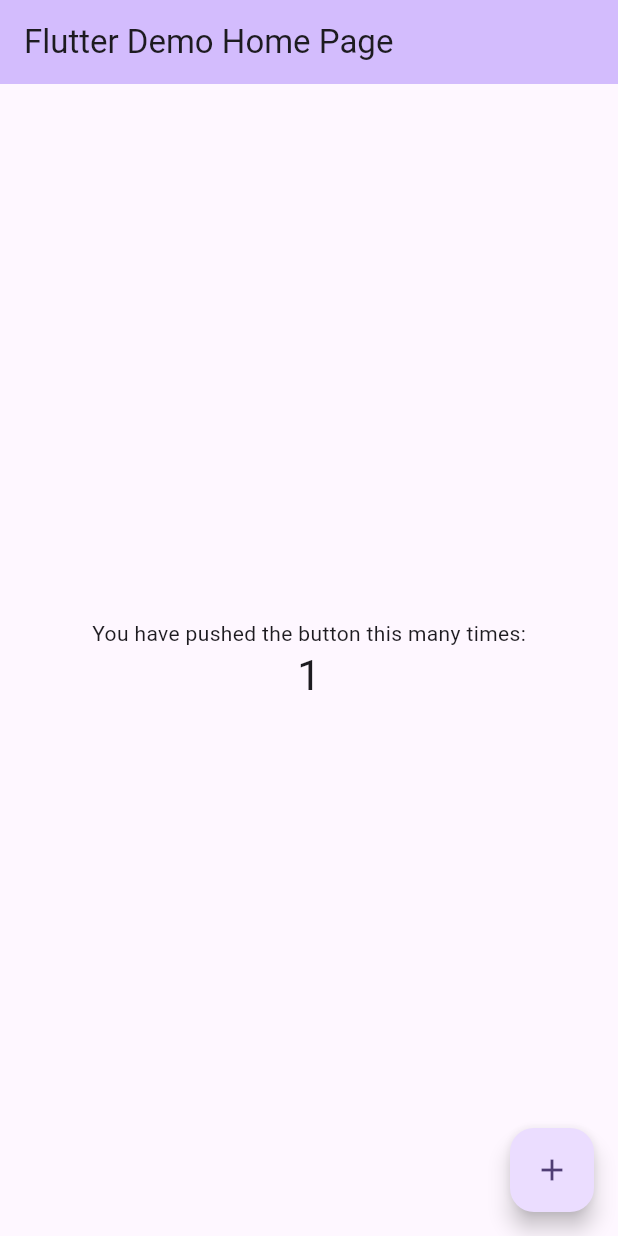
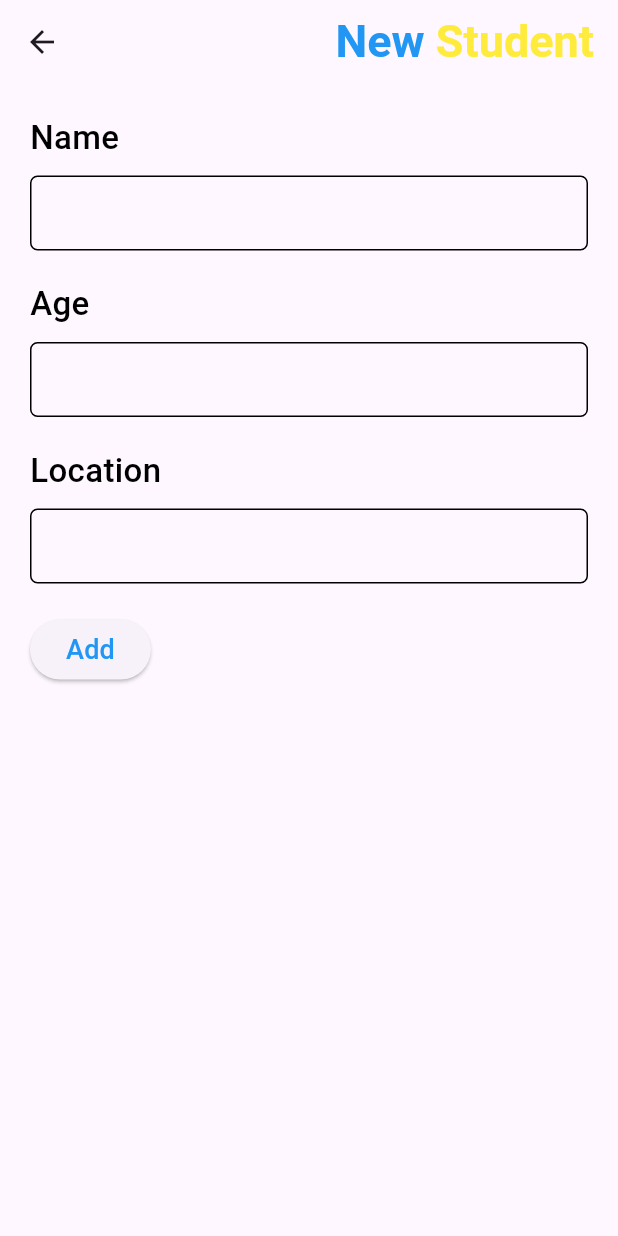
Before and after one commit to jdtdjayasingha/Data-Manage-Mobile-Application, a Flutter app: the screen it shows after launch, after a tap on the "add" icon, on a phone screen of 412 x 824 dp. Run offline on Flutter 3.47's test engine with Material 3 defaults, Android fonts, the phone set to English and light mode, and no system bars.

Commit message:
Created the screens

```diff
--- a/analysis_options.yaml
+++ b/analysis_options.yaml
@@ -21,6 +21,8 @@ linter:
   # `// ignore_for_file: name_of_lint` syntax on the line or in the file
   # producing the lint.
   rules:
+    prefer_const_constructors: false
+    # prefer_const_Literals_to_create_immutables: false
     # avoid_print: false  # Uncomment to disable the `avoid_print` rule
     # prefer_single_quotes: true  # Uncomment to enable the `prefer_single_quotes` rule
 
--- /dev/null
+++ b/lib/Screen/Home.dart
@@ -0,0 +1,55 @@
+import 'package:data_manage_mobile_application/Screen/NewStudent.dart';
+import 'package:flutter/material.dart';
+
+class Home extends StatefulWidget {
+  const Home({super.key});
+
+  @override
+  State<Home> createState() => _HomeState();
+}
+
+class _HomeState extends State<Home> {
+  @override
+  Widget build(BuildContext context) {
+    return Scaffold(
+      floatingActionButton: FloatingActionButton(
+        onPressed: () {
+          Navigator.push(
+              context,
+              MaterialPageRoute(
+                builder: (context) => NewStudent(),
+              ));
+        },
+        child: Icon(Icons.add),
+      ),
+      appBar: AppBar(
+        title: Row(
+          mainAxisAlignment: MainAxisAlignment.center,
+          children: const [
+            Text(
+              "Student ",
+              style: TextStyle(
+                color: Colors.blue,
+                fontSize: 30,
+                fontWeight: FontWeight.w700,
+              ),
+            ),
+            Text(
+              "Note",
+              style: TextStyle(
+                color: Colors.yellow,
+                fontSize: 30,
+                fontWeight: FontWeight.w700,
+              ),
+            ),
+          ],
+        ),
+      ),
+      body: Container(
+        child: Column(
+          children: [],
+        ),
+      ),
+    );
+  }
+}
--- /dev/null
+++ b/lib/Screen/NewStudent.dart
@@ -0,0 +1,136 @@
+import 'package:flutter/material.dart';
+
+class NewStudent extends StatefulWidget {
+  const NewStudent({super.key});
+
+  @override
+  State<NewStudent> createState() => _NewStudentState();
+}
+
+class _NewStudentState extends State<NewStudent> {
+  @override
+  Widget build(BuildContext context) {
+    return Scaffold(
+      appBar: AppBar(
+        title: Row(
+          mainAxisAlignment: MainAxisAlignment.end,
+          children: const [
+            Text(
+              "New ",
+              style: TextStyle(
+                color: Colors.blue,
+                fontSize: 30,
+                fontWeight: FontWeight.w700,
+              ),
+            ),
+            Text(
+              "Student",
+              style: TextStyle(
+                color: Colors.yellow,
+                fontSize: 30,
+                fontWeight: FontWeight.w700,
+              ),
+            ),
+          ],
+        ),
+      ),
+      body: Container(
+        margin: EdgeInsets.only(
+          left: 20,
+          right: 20,
+          top: 20,
+        ),
+        child: Column(
+          crossAxisAlignment: CrossAxisAlignment.start,
+          children: [
+            Text(
+              "Name",
+              style: TextStyle(
+                color: Colors.black,
+                fontSize: 22,
+                fontWeight: FontWeight.w500,
+              ),
+            ),
+            SizedBox(
+              height: 10,
+            ),
+            Container(
+              padding: EdgeInsets.only(
+                left: 10,
+              ),
+              decoration: BoxDecoration(
+                border: Border.all(),
+                borderRadius: BorderRadius.circular(5),
+              ),
+              child: TextField(
+                decoration: InputDecoration(border: InputBorder.none),
+              ),
+            ),
+            SizedBox(
+              height: 20,
+            ),
+            Text(
+              "Age",
+              style: TextStyle(
+                color: Colors.black,
+                fontSize: 22,
+                fontWeight: FontWeight.w500,
+              ),
+            ),
+            SizedBox(
+              height: 10,
+            ),
+            Container(
+              padding: EdgeInsets.only(
+                left: 10,
+              ),
+              decoration: BoxDecoration(
+                border: Border.all(),
+                borderRadius: BorderRadius.circular(5),
+              ),
+              child: TextField(
+                decoration: InputDecoration(border: InputBorder.none),
+              ),
+            ),
+            SizedBox(
+              height: 20,
+            ),
+            Text(
+              "Location",
+              style: TextStyle(
+                color: Colors.black,
+                fontSize: 22,
+                fontWeight: FontWeight.w500,
+              ),
+            ),
+            SizedBox(
+              height: 10,
+            ),
+            Container(
+              padding: EdgeInsets.only(
+                left: 10,
+              ),
+              decoration: BoxDecoration(
+                border: Border.all(),
+                borderRadius: BorderRadius.circular(5),
+              ),
+              child: TextField(
+                decoration: InputDecoration(border: InputBorder.none),
+              ),
+            ),
+            SizedBox(
+              height: 20,
+            ),
+            ElevatedButton(
+              onPressed: () {},
+              child: Text(
+                "Add",
+                style: TextStyle(fontSize: 18, color: Colors.blue),
+              ),
+            )
+          ],
+        ),
+      ),
+    );
+  }
+}
--- a/lib/main.dart
+++ b/lib/main.dart
@@ -1,3 +1,4 @@
+import 'package:data_manage_mobile_application/Screen/Home.dart';
 import 'package:flutter/material.dart';
 
 void main() {
@@ -7,119 +8,11 @@
 class MyApp extends StatelessWidget {
   const MyApp({super.key});
 
-  // This widget is the root of your application.
   @override
   Widget build(BuildContext context) {
     return MaterialApp(
-      title: 'Flutter Demo',
-      theme: ThemeData(
-        // This is the theme of your application.
-        //
-        // TRY THIS: Try running your application with "flutter run". You'll see
-        // the application has a purple toolbar. Then, without quitting the app,
-        // try changing the seedColor in the colorScheme below to Colors.green
-        // and then invoke "hot reload" (save your changes or press the "hot
-        // reload" button in a Flutter-supported IDE, or press "r" if you used
-        // the command line to start the app).
-        //
-        // Notice that the counter didn't reset back to zero; the application
-        // state is not lost during the reload. To reset the state, use hot
-        // restart instead.
-        //
-        // This works for code too, not just values: Most code changes can be
-        // tested with just a hot reload.
-        colorScheme: ColorScheme.fromSeed(seedColor: Colors.deepPurple),
-        useMaterial3: true,
-      ),
-      home: const MyHomePage(title: 'Flutter Demo Home Page'),
+      debugShowCheckedModeBanner: false,
+      home: Home(),
     );
   }
 }
-
-class MyHomePage extends StatefulWidget {
-  const MyHomePage({super.key, required this.title});
-
-  // This widget is the home page of your application. It is stateful, meaning
-  // that it has a State object (defined below) that contains fields that affect
-  // how it looks.
-
-  // This class is the configuration for the state. It holds the values (in this
-  // case the title) provided by the parent (in this case the App widget) and
-  // used by the build method of the State. Fields in a Widget subclass are
-  // always marked "final".
-
-  final String title;
-
-  @override
-  State<MyHomePage> createState() => _MyHomePageState();
-}
-
-class _MyHomePageState extends State<MyHomePage> {
-  int _counter = 0;
-
-  void _incrementCounter() {
-    setState(() {
-      // This call to setState tells the Flutter framework that something has
-      // changed in this State, which causes it to rerun the build method below
-      // so that the display can reflect the updated values. If we changed
-      // _counter without calling setState(), then the build method would not be
-      // called again, and so nothing would appear to happen.
-      _counter++;
-    });
-  }
-
-  @override
-  Widget build(BuildContext context) {
-    // This method is rerun every time setState is called, for instance as done
-    // by the _incrementCounter method above.
-    //
-    // The Flutter framework has been optimized to make rerunning build methods
-    // fast, so that you can just rebuild anything that needs updating rather
-    // than having to individually change instances of widgets.
-    return Scaffold(
-      appBar: AppBar(
-        // TRY THIS: Try changing the color here to a specific color (to
-        // Colors.amber, perhaps?) and trigger a hot reload to see the AppBar
-        // change color while the other colors stay the same.
-        backgroundColor: Theme.of(context).colorScheme.inversePrimary,
-        // Here we take the value from the MyHomePage object that was created by
-        // the App.build method, and use it to set our appbar title.
-        title: Text(widget.title),
-      ),
-      body: Center(
-        // Center is a layout widget. It takes a single child and positions it
-        // in the middle of the parent.
-        child: Column(
-          // Column is also a layout widget. It takes a list of children and
-          // arranges them vertically. By default, it sizes itself to fit its
-          // children horizontally, and tries to be as tall as its parent.
-          //
-          // Column has various properties to control how it sizes itself and
-          // how it positions its children. Here we use mainAxisAlignment to
-          // center the children vertically; the main axis here is the vertical
-          // axis because Columns are vertical (the cross axis would be
-          // horizontal).
-          //
-          // TRY THIS: Invoke "debug painting" (choose the "Toggle Debug Paint"
-          // action in the IDE, or press "p" in the console), to see the
-          // wireframe for each widget.
-          mainAxisAlignment: MainAxisAlignment.center,
-          children: <Widget>[
-            const Text(
-              'You have pushed the button this many times:',
-            ),
-            Text(
-              '$_counter',
-              style: Theme.of(context).textTheme.headlineMedium,
-            ),
-          ],
-        ),
-      ),
-      floatingActionButton: FloatingActionButton(
-        onPressed: _incrementCounter,
-        tooltip: 'Increment',
-        child: const Icon(Icons.add),
-      ), // This trailing comma makes auto-formatting nicer for build methods.
-    );
-  }
-}
```
